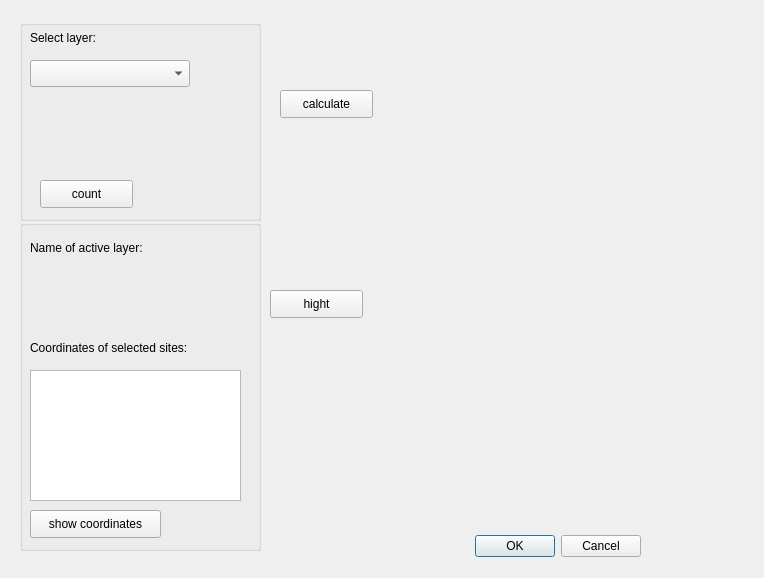
The window that Informatics_plugin_dialog_base.ui (WiktoriaSamek/InformaticsPlugin) describes before a commit, drawn with Qt 5.
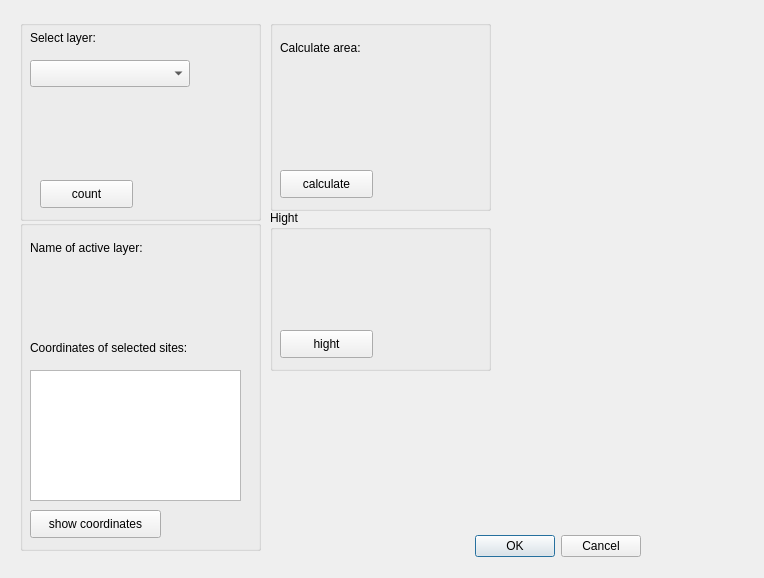
The same window after the commit. Custom widgets are drawn as their Qt base class.

The edit to the form file:
```diff
--- a/Informatics_plugin_dialog_base.ui
+++ b/Informatics_plugin_dialog_base.ui
@@ -29,40 +29,11 @@
     <set>QDialogButtonBox::Cancel|QDialogButtonBox::Ok</set>
    </property>
   </widget>
-  <widget class="QLabel" name="listoHigh">
-   <property name="geometry">
-    <rect>
-     <x>280</x>
-     <y>160</y>
-     <width>191</width>
-     <height>71</height>
-    </rect>
-   </property>
-   <property name="text">
-    <string/>
-   </property>
-   <property name="wordWrap">
-    <bool>true</bool>
-   </property>
-  </widget>
-  <widget class="QLabel" name="label_area">
-   <property name="geometry">
-    <rect>
-     <x>280</x>
-     <y>60</y>
-     <width>55</width>
-     <height>16</height>
-    </rect>
-   </property>
-   <property name="text">
-    <string/>
-   </property>
-  </widget>
   <widget class="QPushButton" name="pushbutton_calculate">
    <property name="geometry">
     <rect>
      <x>280</x>
-     <y>90</y>
+     <y>170</y>
      <width>93</width>
      <height>28</height>
     </rect>
@@ -208,19 +179,96 @@
     </property>
    </widget>
   </widget>
-  <widget class="QPushButton" name="pushbutton_hight">
+  <widget class="QGroupBox" name="tr">
    <property name="geometry">
     <rect>
      <x>270</x>
-     <y>290</y>
-     <width>93</width>
-     <height>28</height>
+     <y>20</y>
+     <width>221</width>
+     <height>191</height>
     </rect>
    </property>
-   <property name="text">
-    <string>hight</string>
+   <property name="title">
+    <string/>
    </property>
+   <widget class="QLabel" name="label_area">
+    <property name="geometry">
+     <rect>
+      <x>10</x>
+      <y>60</y>
+      <width>171</width>
+      <height>61</height>
+     </rect>
+    </property>
+    <property name="text">
+     <string/>
+    </property>
+    <property name="wordWrap">
+     <bool>true</bool>
+    </property>
+   </widget>
+   <widget class="QLabel" name="label">
+    <property name="geometry">
+     <rect>
+      <x>10</x>
+      <y>20</y>
+      <width>101</width>
+      <height>16</height>
+     </rect>
+    </property>
+    <property name="text">
+     <string>Calculate area:</string>
+    </property>
+   </widget>
   </widget>
+  <widget class="QGroupBox" name="fore">
+   <property name="geometry">
+    <rect>
+     <x>270</x>
+     <y>210</y>
+     <width>221</width>
+     <height>161</height>
+    </rect>
+   </property>
+   <property name="title">
+    <string>Hight</string>
+   </property>
+   <widget class="QPushButton" name="pushbutton_hight">
+    <property name="geometry">
+     <rect>
+      <x>10</x>
+      <y>120</y>
+      <width>93</width>
+      <height>28</height>
+     </rect>
+    </property>
+    <property name="text">
+     <string>hight</string>
+    </property>
+   </widget>
+   <widget class="QLabel" name="listoHigh">
+    <property name="geometry">
+     <rect>
+      <x>10</x>
+      <y>40</y>
+      <width>191</width>
+      <height>71</height>
+     </rect>
+    </property>
+    <property name="text">
+     <string/>
+    </property>
+    <property name="wordWrap">
+     <bool>true</bool>
+    </property>
+   </widget>
+  </widget>
+  <zorder>fore</zorder>
+  <zorder>tr</zorder>
+  <zorder>button_box</zorder>
+  <zorder>pushbutton_calculate</zorder>
+  <zorder>one</zorder>
+  <zorder>two</zorder>
  </widget>
  <customwidgets>
   <customwidget>
```
